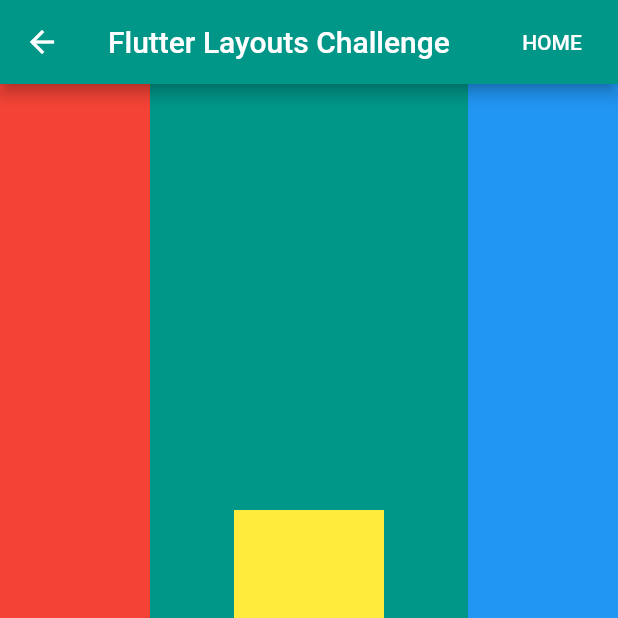
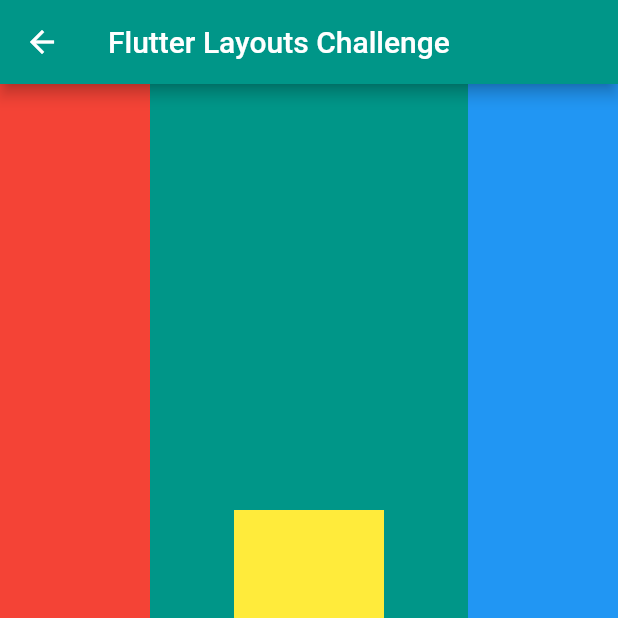
Before and after one commit to damondouglas/flutter-bootcamp, a Flutter app: the FlutterLayoutsChallange screen opened by its route, on a phone screen of 412 x 824 dp, the top half of it. Run offline on Flutter 3.47's test engine with Material 2 defaults, Android fonts, the phone set to English and light mode, and no system bars; our stand-ins replace random_string; missing offline and left inert: flutter_web.

```diff
--- a/lib/pages/flutter_layouts_challenge/flutter_layouts_challenge.dart
+++ b/lib/pages/flutter_layouts_challenge/flutter_layouts_challenge.dart
@@ -5,14 +5,6 @@ class FlutterLayoutsChallange extends StatelessWidget {
   Widget build(BuildContext context) {
     return Scaffold(
       appBar: AppBar(
-        actions: <Widget>[
-          FlatButton(
-            onPressed: () {
-              Navigator.pushNamed(context, '/');
-            },
-            child: Text('HOME', style: TextStyle(color: Colors.white),),
-          ),
-        ],
         backgroundColor: Colors.teal,
         title: Text('Flutter Layouts Challenge'),
       ),
```
Also changed, not shown: lib/pages/dicee/dicee.dart (+0 -7 lines), 1 other file.
